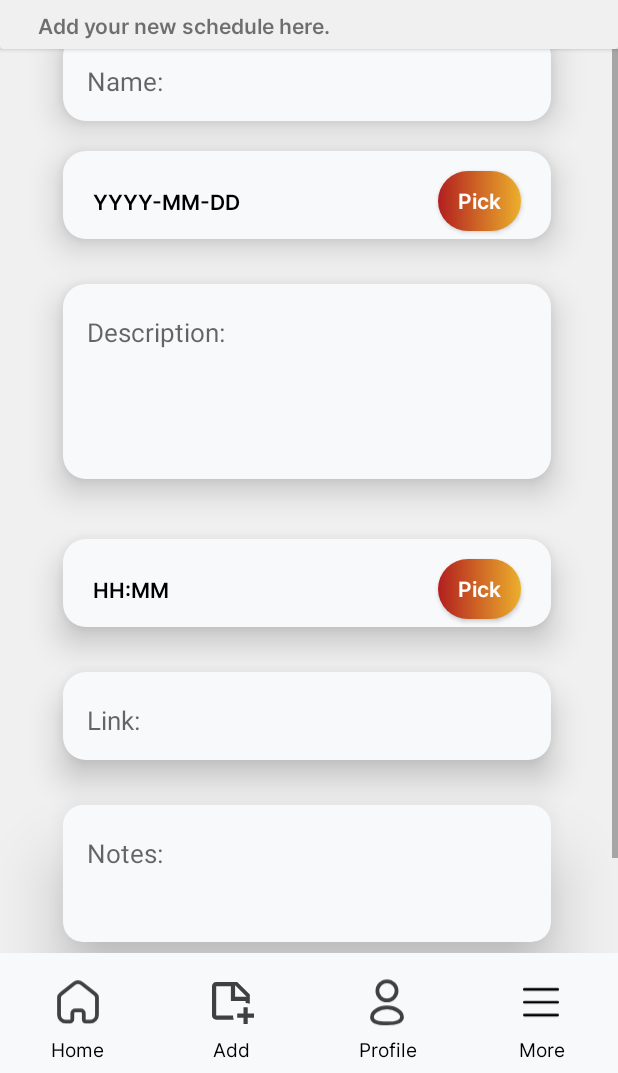
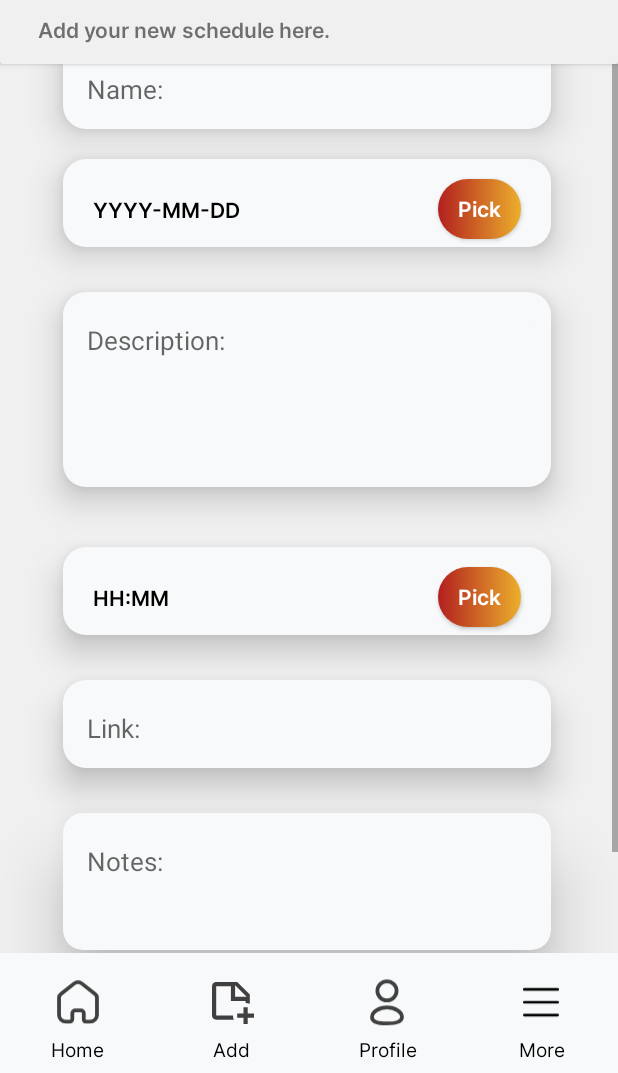
Before and after one commit to heimin22/Appointment_Scheduler, an Android app: the MainActivity2 screen opened directly, with no data from a screen before it, on a phone screen of 412 x 824 dp, the part 163-1236 px from its top. Run offline under Robolectric (Android 15) with nearby library versions, the phone set to English and light mode, and no system bars; our stand-ins replace sdp/ssp sizes.

Commit message:
fix spacing

```diff
--- a/app/src/main/res/layout/activity_main2.xml
+++ b/app/src/main/res/layout/activity_main2.xml
@@ -45,7 +45,8 @@
             android:layout_height="wrap_content"
             android:text="Add your new schedule here."
             android:layout_marginStart="20dp"
-            android:layout_marginTop="110dp"
+            android:layout_marginTop="105dp"
+            android:paddingVertical="7dp"
             android:fontFamily="@font/inter_semibold"/>
 
     </androidx.cardview.widget.CardView>
```
